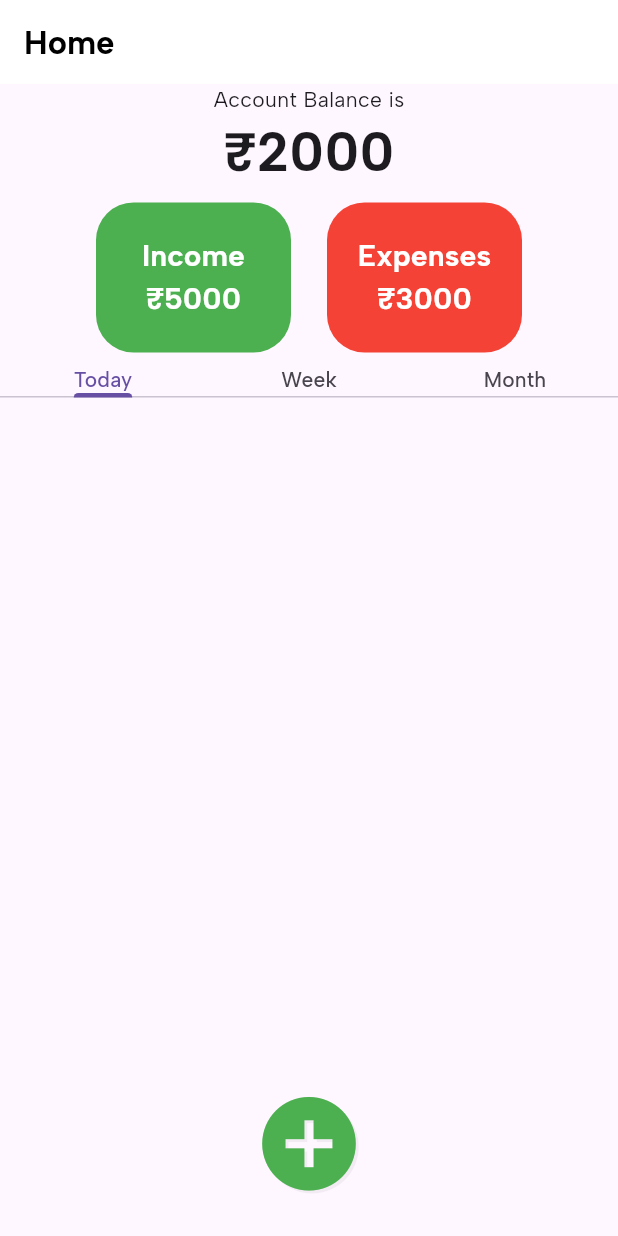
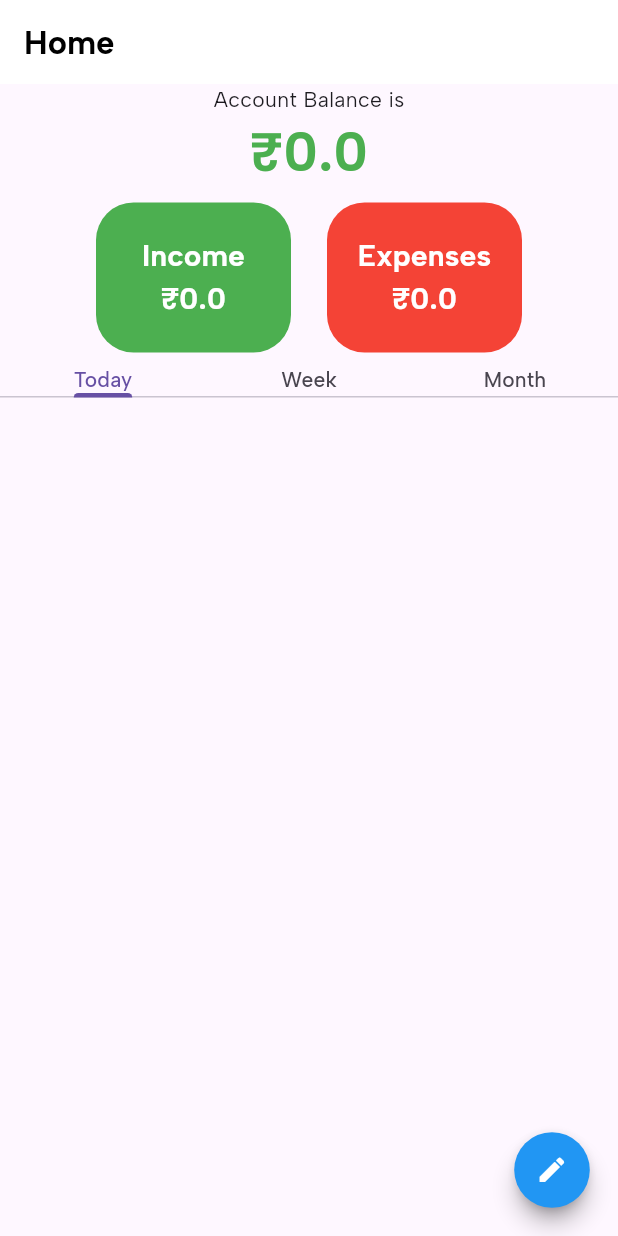
Before and after one commit to BakshishSingh/finance_manager, a Flutter app: the screen it shows after launch, on a phone screen of 412 x 824 dp. Run offline on Flutter 3.47's test engine with Material 3 defaults, Android fonts, the phone set to English and light mode, and no system bars; our stand-ins replace google_fonts.

Commit message:
Implemented Expanded floating action button

```diff
--- /dev/null
+++ b/lib/components/action_button.dart
@@ -0,0 +1,27 @@
+import 'package:flutter/material.dart';
+
+class ActionButton extends StatelessWidget {
+  final VoidCallback? onPressed;
+  final Widget icon;
+  final Color? backgroundColor;
+  const ActionButton({
+    super.key,
+    this.onPressed,
+    this.backgroundColor,
+    required this.icon,
+  });
+
+  @override
+  Widget build(BuildContext context) {
+    return Material(
+      shape: const CircleBorder(),
+      clipBehavior: Clip.antiAlias,
+      color: backgroundColor ?? Colors.blue,
+      elevation: 4,
+      child: IconButton(
+        onPressed: onPressed,
+        icon: icon,
+      ),
+    );
+  }
+}
--- a/lib/components/amount_field.dart
+++ b/lib/components/amount_field.dart
@@ -2,14 +2,14 @@ import 'package:finance_manager/utils/utility.dart';
 import 'package:flutter/material.dart';
 
 class AmountTextField extends StatelessWidget {
-  const AmountTextField({super.key});
+  TextEditingController textController;
+  AmountTextField({super.key, required this.textController});
 
   @override
   Widget build(BuildContext context) {
-    TextEditingController amountController = new TextEditingController();
     String expenseValue;
     return TextField(
-      controller: amountController,
+      controller: textController,
       decoration: InputDecoration(
           hintText: Utilities.getCurrency('0'),
           border: InputBorder.none,
@@ -24,7 +24,7 @@ class AmountTextField extends StatelessWidget {
       textAlign: TextAlign.center,
       onChanged: (value) {
         expenseValue = value.replaceAll('₹', '');
-        amountController.text = Utilities.getCurrency(expenseValue);
+        textController.text = Utilities.getCurrency(expenseValue);
       },
       keyboardType: TextInputType.number,
     );
--- /dev/null
+++ b/lib/components/expandable_fab.dart
@@ -0,0 +1,146 @@
+import 'package:finance_manager/components/expanding_action_button.dart';
+import 'package:flutter/material.dart';
+
+class ExpandableFab extends StatefulWidget {
+  const ExpandableFab({
+    super.key,
+    this.initialOpen,
+    required this.distance,
+    required this.children,
+  });
+  final bool? initialOpen;
+  final double distance;
+  final List<Widget> children;
+
+  @override
+  State<ExpandableFab> createState() => _ExpandableFabState();
+}
+
+class _ExpandableFabState extends State<ExpandableFab>
+    with SingleTickerProviderStateMixin {
+  bool _open = false;
+  late final AnimationController _controller;
+  late final Animation<double> _expandAnimation;
+
+  @override
+  void initState() {
+    super.initState();
+    _open = widget.initialOpen ?? false;
+    _controller = AnimationController(
+        value: _open ? 1.0 : 0.0,
+        duration: const Duration(microseconds: 250),
+        vsync: this);
+    _expandAnimation = CurvedAnimation(
+      parent: _controller,
+      curve: Curves.fastOutSlowIn,
+      reverseCurve: Curves.easeOutQuad,
+    );
+  }
+
+  @override
+  void dispose() {
+    _controller.dispose();
+    super.dispose();
+  }
+
+  void _toggle() {
+    setState(() {
+      _open = !_open;
+      if (_open) {
+        _controller.forward();
+      } else {
+        _controller.reverse();
+      }
+    });
+  }
+
+  @override
+  Widget build(BuildContext context) {
+    return SizedBox.expand(
+      child: Stack(
+        alignment: Alignment.bottomRight,
+        clipBehavior: Clip.none,
+        children: [
+          _buildTapToCloseFab(),
+          ..._buildExpandingActionButtons(),
+          _buildTapToOpenFab(),
+        ],
+      ),
+    );
+  }
+
+  Widget _buildTapToCloseFab() {
+    return SizedBox(
+      width: 56,
+      height: 56,
+      child: Center(
+        child: Material(
+          shape: const CircleBorder(),
+          clipBehavior: Clip.antiAlias,
+          elevation: 4,
+          child: InkWell(
+            onTap: _toggle,
+            child: const Padding(
+              padding: EdgeInsets.all(8),
+              child: Icon(Icons.close, color: Colors.blue),
+            ),
+          ),
+        ),
+      ),
+    );
+  }
+
+  Widget _buildTapToOpenFab() {
+    return IgnorePointer(
+      ignoring: _open,
+      child: AnimatedContainer(
+        transformAlignment: Alignment.center,
+        transform: Matrix4.diagonal3Values(
+          _open ? 0.7 : 0.9,
+          _open ? 0.7 : 0.9,
+          1,
+        ),
+        duration: const Duration(microseconds: 250),
+        curve: const Interval(
+          0.0,
+          0.5,
+          curve: Curves.easeOut,
+        ),
+        child: AnimatedOpacity(
+          opacity: _open ? 0.0 : 1.0,
+          curve: const Interval(0.25, 1.0, curve: Curves.easeInOut),
+          duration: const Duration(milliseconds: 250),
+          child: FloatingActionButton(
+            onPressed: _toggle,
+            backgroundColor: Colors.blue,
+            heroTag: null,
+            shape: const CircleBorder(),
+            child: const Icon(
+              Icons.create,
+              color: Colors.white,
+            ),
+          ),
+        ),
+      ),
+    );
+  }
+
+  List<Widget> _buildExpandingActionButtons() {
+    final children = <Widget>[];
+    final count = widget.children.length;
+    final step = 90 / (count - 1);
+    for (var i = 0, angleInDegrees = 0.0;
+        i < count;
+        i++, angleInDegrees += step) {
+      children.add(
+        ExpandingActionButton(
+          directionInDegrees: angleInDegrees,
+          maxDistance: widget.distance,
+          progress: _expandAnimation,
+          child: widget.children[i],
+        ),
+      );
+    }
+    return children;
+  }
+}
--- /dev/null
+++ b/lib/components/expanding_action_button.dart
@@ -0,0 +1,40 @@
+import 'package:flutter/material.dart';
+import 'dart:math';
+
+class ExpandingActionButton extends StatelessWidget {
+  const ExpandingActionButton({
+    super.key,
+    required this.directionInDegrees,
+    required this.maxDistance,
+    required this.progress,
+    required this.child,
+  });
+  final double directionInDegrees;
+  final double maxDistance;
+  final Animation<double> progress;
+  final Widget child;
+
+  @override
+  Widget build(BuildContext context) {
+    return AnimatedBuilder(
+      animation: progress,
+      builder: (context, child) {
+        final offset = Offset.fromDirection(
+          directionInDegrees * (pi / 180),
+          progress.value * maxDistance,
+        );
+        return Positioned(
+            right: 4.0 + offset.dx,
+            bottom: 4.0 + offset.dy,
+            child: Transform.rotate(
+              angle: (1.0 - progress.value) * pi / 2,
+              child: child!,
+            ));
+      },
+      child: FadeTransition(
+        opacity: progress,
+        child: child,
+      ),
+    );
+  }
+}
--- /dev/null
+++ b/lib/logic/expense_manager.dart
@@ -0,0 +1,17 @@
+class ExpenseManager {
+  static final ExpenseManager _singleton = ExpenseManager._internal();
+  factory ExpenseManager() {
+    return _singleton;
+  }
+  ExpenseManager._internal();
+  static ExpenseManager get instance => _singleton;
+
+  double totalExpenses = 0;
+  double totalIncome = 0;
+  double totalBalance = 0;
+
+  addExpense(double expenseValue) {
+    totalExpenses += expenseValue;
+    totalBalance = totalIncome - totalExpenses;
+  }
+}
--- a/lib/pages/add_expense.dart
+++ b/lib/pages/add_expense.dart
@@ -1,6 +1,6 @@
 import 'package:finance_manager/components/amount_field.dart';
 import 'package:finance_manager/components/app_bar.dart';
-import 'package:finance_manager/utils/utility.dart';
+import 'package:finance_manager/logic/expense_manager.dart';
 import 'package:flutter/material.dart';
 
 class AddExpense extends StatefulWidget {
@@ -22,8 +22,19 @@ class _AddExpenseState extends State<AddExpense> {
         color: Colors.red.shade400,
         textColor: Colors.white,
       ),
+      floatingActionButton: IconButton(
+        onPressed: () {
+          String value = amountController.text.replaceAll('₹', '');
+          ExpenseManager.instance.addExpense(double.parse(value));
+          Navigator.pop(context);
+        },
+        icon: const Icon(Icons.add_circle_rounded),
+        iconSize: 50,
+      ),
       backgroundColor: Colors.red.shade400,
-      body: const AmountTextField(),
+      body: AmountTextField(
+        textController: amountController,
+      ),
     );
   }
 }
--- a/lib/pages/home_page.dart
+++ b/lib/pages/home_page.dart
@@ -1,5 +1,8 @@
+import 'package:finance_manager/components/action_button.dart';
 import 'package:finance_manager/components/app_bar.dart';
 import 'package:finance_manager/components/button_primary.dart';
+import 'package:finance_manager/components/expandable_fab.dart';
+import 'package:finance_manager/logic/expense_manager.dart';
 import 'package:finance_manager/pages/add_expense.dart';
 import 'package:finance_manager/utils/utility.dart';
 import 'package:flutter/material.dart';
@@ -18,44 +21,72 @@ class _HomePageState extends State<HomePage> {
       length: 3,
       child: Scaffold(
         appBar: const FAppBar(title: "Home"),
-        floatingActionButton: IconButton(
-          onPressed: () {
-            Utilities.loadPage(context, const AddExpense());
-          },
-          icon: Icon(
-            Icons.add_circle,
-            size: 75,
-            color: Colors.green,
-            shadows: [
-              Shadow(
-                color: Colors.black.withAlpha(12),
-                offset: const Offset(2, 2),
-              )
-            ],
-          ),
-        ),
-        floatingActionButtonLocation: FloatingActionButtonLocation.centerFloat,
+        floatingActionButton: const ExpandableFab(
+          distance: 60,
+          children: [
+            ActionButton(
+              icon: Icon(Icons.savings, color: Colors.white),
+              backgroundColor: Colors.green,
+            ),
+            ActionButton(
+              icon: Icon(Icons.currency_rupee_rounded, color: Colors.white),
+              backgroundColor: Colors.red,
+            ),
+          ],
+        )
+        // IconButton(
+        //   onPressed: () async {
+        //     final result = await Navigator.push(
+        //       context,
+        //       MaterialPageRoute(
+        //         builder: (context) => const AddExpense(),
+        //       ),
+        //     );
+        //     setState(() {});
+        //     //Utilities.loadPage(context, const AddExpense());
+        //   },
+        //   icon: Icon(
+        //     Icons.add_circle,
+        //     size: 75,
+        //     color: Colors.blue,
+        //     shadows: [
+        //       Shadow(
+        //         color: Colors.black.withAlpha(12),
+        //         offset: const Offset(2, 2),
+        //       )
+        //     ],
+        //   ),
+        // )
+        ,
+        //floatingActionButtonLocation: FloatingActionButtonLocation.centerFloat,
         body: Column(
           children: [
             const Text(
               'Account Balance is',
             ), //Can make it button to see account balance in different accounts
             Text(
-              Utilities.getCurrency('2000'),
-              style: const TextStyle(
+              Utilities.getCurrency(
+                  ExpenseManager.instance.totalBalance.toString()),
+              style: TextStyle(
                 fontSize: 36,
                 fontWeight: FontWeight.bold,
+                color: ExpenseManager.instance.totalBalance < 0
+                    ? Colors.red
+                    : Colors.green,
               ),
             ),
             Row(
               mainAxisAlignment: MainAxisAlignment.center,
               children: [
                 PrimaryTextButton(
-                  buttonText: 'Income\n${Utilities.getCurrency('5000')}',
+                  buttonText:
+                      'Income\n${Utilities.getCurrency(ExpenseManager.instance.totalIncome.toString())}',
                   buttonColor: Colors.green,
                 ),
                 PrimaryTextButton(
-                  buttonText: 'Expenses\n${Utilities.getCurrency('3000')}',
+                  buttonText: 'Expenses\n${Utilities.getCurrency(
+                    ExpenseManager.instance.totalExpenses.toString(),
+                  )}',
                   buttonColor: Colors.red,
                 ),
               ],
--- a/lib/utils/utility.dart
+++ b/lib/utils/utility.dart
@@ -2,7 +2,12 @@ import 'package:flutter/material.dart';
 
 class Utilities {
   static String getCurrency(String amount) {
-    return '₹$amount';
+    double amountDouble = double.parse(amount);
+    if (amountDouble < 0) {
+      return '-₹${-amountDouble}';
+    } else {
+      return '₹$amount';
+    }
   }
 
   static void loadPage(BuildContext context, Widget pageToLoad) {
```
Also changed, not shown: 2 other files.
